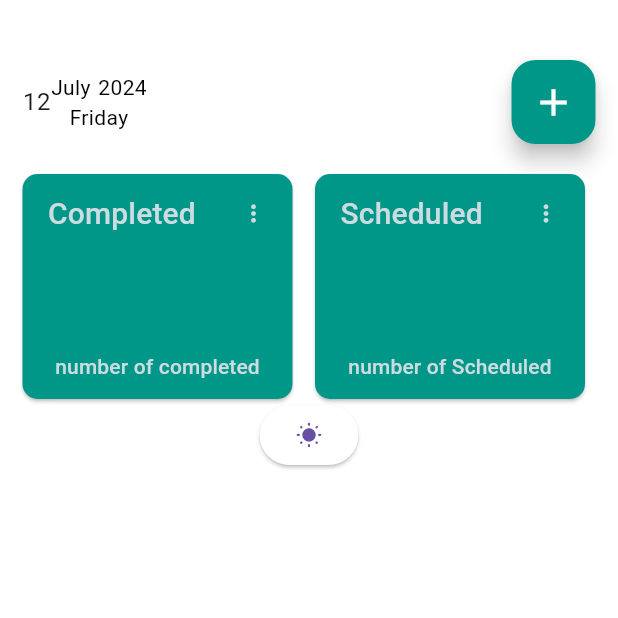
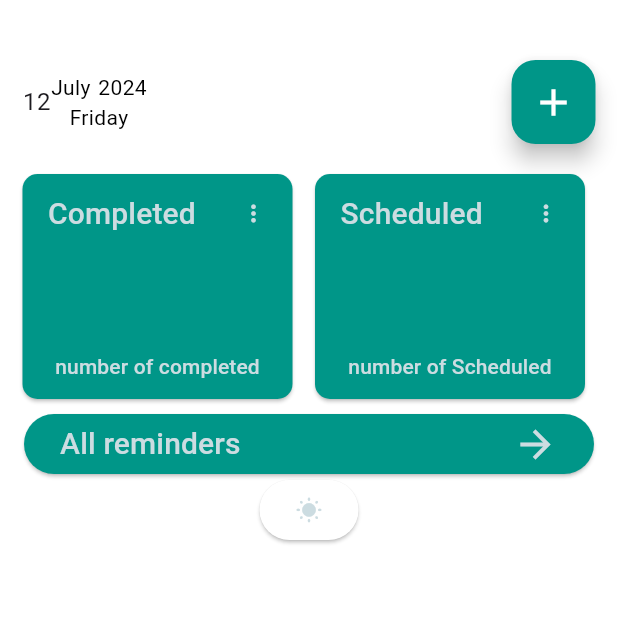
Before and after one commit to trixieo/Reminder-app, a Flutter app: the screen it shows after launch, on a phone screen of 412 x 824 dp, the top half of it. Run offline on Flutter 3.47's test engine with Material 3 defaults, Android fonts, the phone set to English and light mode, and no system bars.

Commit message:
added a new page

```diff
--- a/reminder_app/lib/main.dart
+++ b/reminder_app/lib/main.dart
@@ -33,10 +33,14 @@ class MyApp extends StatelessWidget{
               elevatedButtonTheme: ElevatedButtonThemeData(
                 style: ElevatedButton.styleFrom(
                   backgroundColor: Colors.teal,
+                  iconColor: Color.fromARGB(255, 204, 220, 225),
+                  foregroundColor: Color.fromARGB(255, 204, 220, 225)
+
                 )
               ),
               floatingActionButtonTheme: FloatingActionButtonThemeData(
                 backgroundColor: Colors.teal,
+                foregroundColor: Color.fromARGB(255, 204, 220, 225),
 
               ),
               iconTheme: IconThemeData(
@@ -47,6 +51,8 @@ class MyApp extends StatelessWidget{
               elevatedButtonTheme: ElevatedButtonThemeData(
                 style: ElevatedButton.styleFrom(
                   backgroundColor: Colors.teal,
+                  foregroundColor: Color.fromARGB(255, 204, 220, 225),
+                  iconColor: Color.fromARGB(255, 204, 220, 225),
                 )
               ),
               floatingActionButtonTheme: FloatingActionButtonThemeData(
@@ -255,7 +261,7 @@ class _MainPageState extends State<MainPage>{
                           mainAxisAlignment: MainAxisAlignment.spaceBetween,
 
                           children: [Text('Scheduled', style: TextStyle(
-                            color: Color.fromARGB(255, 204, 220, 225), fontSize: 20,
+                             fontSize: 20,
                           )), Icon(Icons.more_vert,color: Color.fromARGB(255, 204, 220, 225), )],
                       ), Text('number of Scheduled' ,style: TextStyle(color: Color.fromARGB(255, 204, 220, 225)),)//TODO:Connect the length of the list of Schduled items to that part of the page
                       ],
@@ -266,7 +272,31 @@ class _MainPageState extends State<MainPage>{
 
               ],
 
-            ), ElevatedButton(onPressed: (){
+            ),
+
+            //This sized box is to generate space between the two parts and the all reminders button
+            SizedBox(
+              height: 10,
+            ),
+
+            //this is the section for the all reminders button
+            SizedBox(
+              height: 40,
+              width: 380,
+              child: ElevatedButton(
+                onPressed: (){
+                  Navigator.push(
+                    context,
+                    MaterialPageRoute(builder: (context)=> Allreminders()));
+                },
+                child: Row(
+                  mainAxisAlignment: MainAxisAlignment.spaceBetween,
+                  children: [
+                    Text("All reminders", style: TextStyle(fontSize: 20),),
+                    Icon(Icons.arrow_forward_sharp, size: 30,)
+                ],
+              ))),
+            ElevatedButton(onPressed: (){
               isDark = !isDark;
               darknotifier.value = isDark;
             }, style: ElevatedButton.styleFrom(
@@ -426,3 +456,10 @@ class ScheduledReminder extends StatelessWidget{
     );
   }
 }
+class Allreminders extends StatelessWidget{
+  @override
+  Widget build(BuildContext context) {
+    // TODO: implement build
+    return Scaffold();
+  }
+}
```
